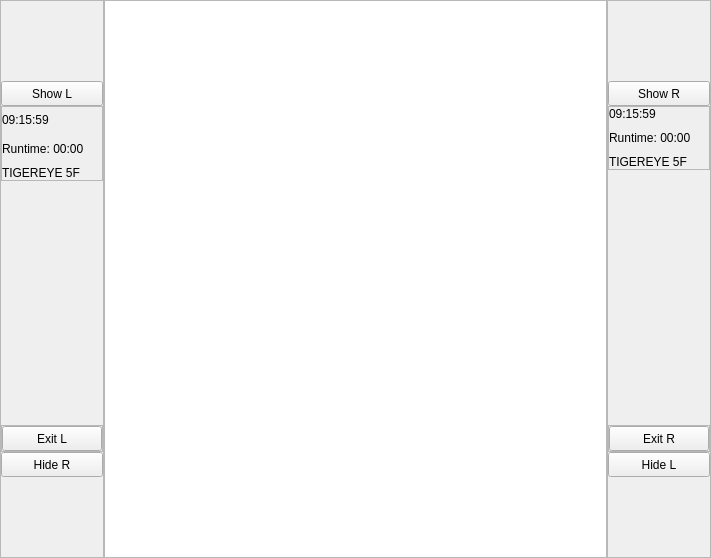
First picture: the form in flipVerticalLayout/mainwindow.ui, repository laszlo-avotra-tips/layout, before the edit.
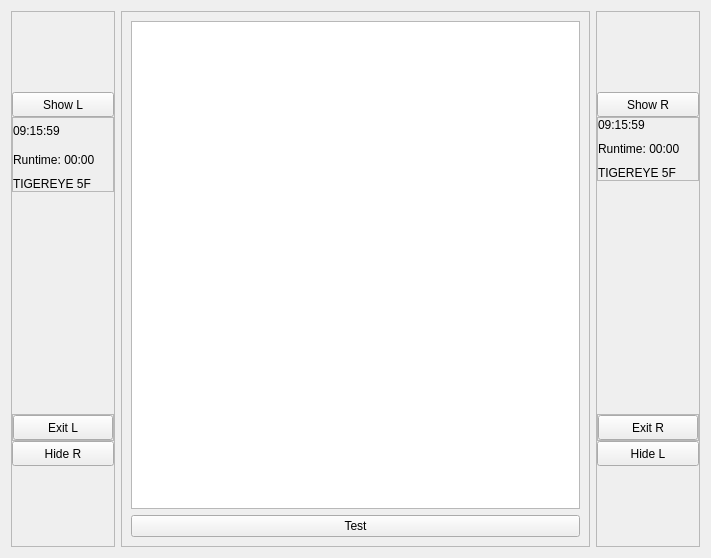
Second picture: the form after the edit.

```diff
--- a/flipVerticalLayout/mainwindow.ui
+++ b/flipVerticalLayout/mainwindow.ui
@@ -14,21 +14,6 @@
    <string>MainWindow</string>
   </property>
   <layout class="QHBoxLayout" name="horizontalLayout">
-   <property name="spacing">
-    <number>0</number>
-   </property>
-   <property name="leftMargin">
-    <number>0</number>
-   </property>
-   <property name="topMargin">
-    <number>0</number>
-   </property>
-   <property name="rightMargin">
-    <number>0</number>
-   </property>
-   <property name="bottomMargin">
-    <number>0</number>
-   </property>
    <item>
     <widget class="QFrame" name="frameL">
      <property name="minimumSize">
@@ -259,6 +244,15 @@
     </widget>
    </item>
    <item>
+    <widget class="QFrame" name="frameM">
+     <property name="frameShape">
+      <enum>QFrame::StyledPanel</enum>
+     </property>
+     <property name="frameShadow">
+      <enum>QFrame::Raised</enum>
+     </property>
+     <layout class="QVBoxLayout" name="verticalLayout_7">
+      <item>
     <widget class="QGraphicsView" name="graphicsView">
      <property name="minimumSize">
       <size>
@@ -272,6 +266,16 @@
        <height>1440</height>
       </size>
      </property>
+       </widget>
+      </item>
+      <item>
+       <widget class="QPushButton" name="pushButtonTest">
+        <property name="text">
+         <string>Test</string>
+        </property>
+       </widget>
+      </item>
+     </layout>
     </widget>
    </item>
    <item>
```
Lines whose indentation alone changed are shown as unchanged.
